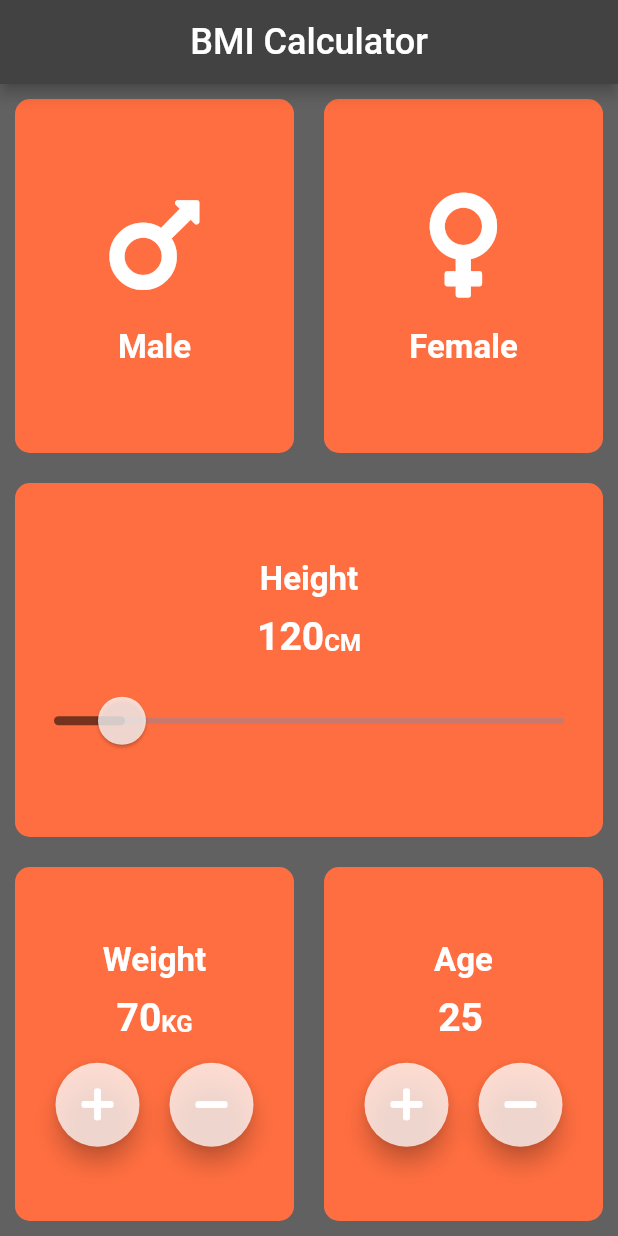
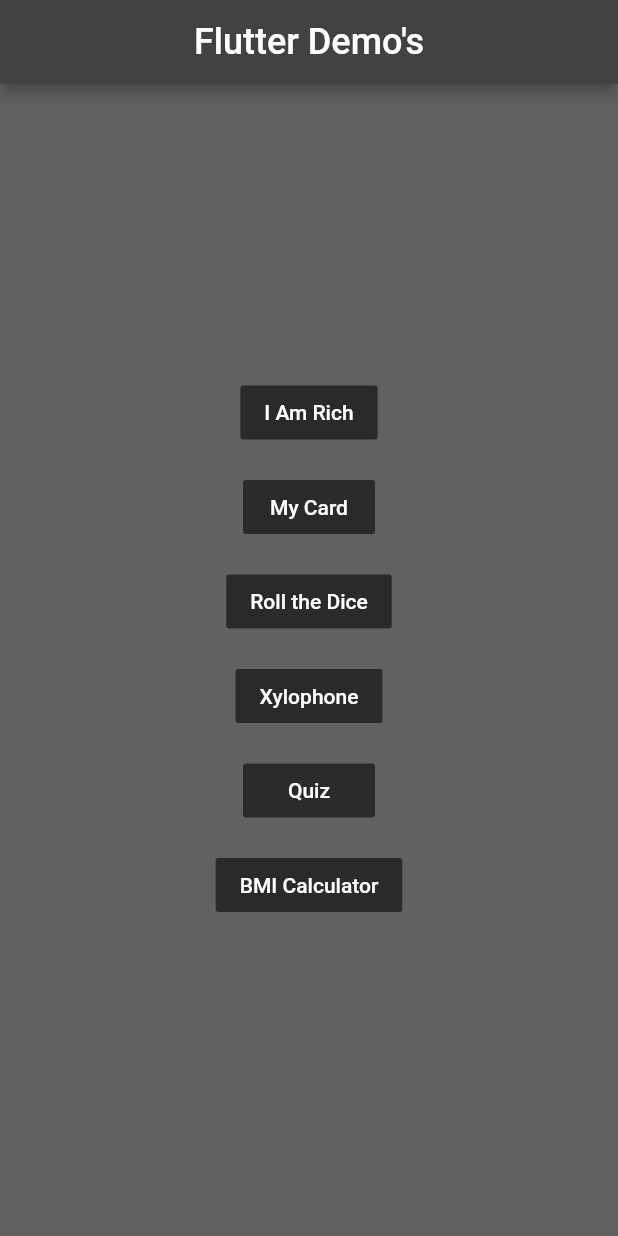
Before and after one commit to alphamarke/FlutterDemoApp, a Flutter app: the screen it shows after launch, on a phone screen of 412 x 824 dp. Run offline on Flutter 3.47's test engine with Material 2 defaults, Android fonts, the phone set to English and light mode, and no system bars; our stand-ins replace audioplayers, font_awesome_flutter, rflutter_alert.

Commit message:
Routing and BMI completion

```diff
--- a/lib/BMICalculator.dart
+++ b/lib/BMICalculator.dart
@@ -6,7 +6,7 @@ import 'package:font_awesome_flutter/font_awesome_flutter.dart';
 import 'MasterPage.dart';
 import 'Model/Gender.dart';
 
-Color buttonColor = Colors.white.withAlpha(450);
+Color buttonColor = Colors.black.withAlpha(400);
 
 class BMICalculator extends StatefulWidget {
   @override
--- /dev/null
+++ b/lib/Home.dart
@@ -0,0 +1,94 @@
+import 'dart:math';
+
+import 'package:flutter/cupertino.dart';
+import 'package:flutter/material.dart';
+import 'MasterPage.dart';
+
+Color buttonColor = Colors.black.withAlpha(400);
+
+class Home extends StatefulWidget {
+  @override
+  _HomeState createState() => _HomeState();
+}
+
+class _HomeState extends State<Home> {
+  @override
+  Widget build(BuildContext context) {
+    return new MasterPage(
+      appBarText: 'Flutter Demo\'s',
+      scaffoldBody: Container(
+        child: Center(
+          child: Container(
+            child: Column(
+              mainAxisSize: MainAxisSize.max,
+              mainAxisAlignment: MainAxisAlignment.center,
+              children: <Widget>[
+                FlatButton(
+                  color: buttonColor,
+                  child: Text('I Am Rich'),
+                  onPressed: () {
+                    Navigator.pushNamed(context, '/Rich');
+                  },
+                ),
+                SizedBox(
+                  height: 15.0,
+                ),
+                FlatButton(
+                  color: buttonColor,
+                  child: Text('My Card'),
+                  onPressed: () {
+                    Navigator.pushNamed(context, '/Card');
+                  },
+                ),
+                SizedBox(
+                  height: 15.0,
+                ),
+                FlatButton(
+                  color: buttonColor,
+                  child: Text('Roll the Dice'),
+                  onPressed: () {
+                    Navigator.pushNamed(context, '/Dice');
+                  },
+                ),
+                SizedBox(
+                  height: 15.0,
+                ),
+                FlatButton(
+                  color: buttonColor,
+                  child: Text('Xylophone'),
+                  onPressed: () {
+                    Navigator.pushNamed(context, '/Xylophone');
+                  },
+                ),
+                SizedBox(
+                  height: 15.0,
+                ),
+                FlatButton(
+                  color: buttonColor,
+                  child: Text('Quiz'),
+                  onPressed: () {
+                    Navigator.pushNamed(context, '/Quiz');
+                  },
+                ),
+                SizedBox(
+                  height: 15.0,
+                ),
+                FlatButton(
+                  color: buttonColor,
+                  child: Text('BMI Calculator'),
+                  onPressed: () {
+                    Navigator.pushNamed(context, '/BMI');
+                  },
+                ),
+                SizedBox(
+                  height: 15.0,
+                ),
+              ],
+            ),
+          ),
+        ),
+      ),
+      floatingActionButton: null,
+    );
+  }
+}
--- a/lib/main.dart
+++ b/lib/main.dart
@@ -1,16 +1,20 @@
-//import 'package:first_flutter_app/MyCard.dart';
+import 'package:first_flutter_app/BMICalculator.dart';
+import 'package:flutter_localizations/flutter_localizations.dart';
 import 'package:flutter/material.dart';
-//import 'Dice.dart';
-import 'BMICalculator.dart';
-//import 'QuizPage.dart';
-//import 'Xylophone.dart';
-//import 'FirstFlutter.dart';
+import 'package:flutter/cupertino.dart';
+import 'package:first_flutter_app/Dice.dart';
+import 'package:first_flutter_app/FirstFlutter.dart';
+import 'package:first_flutter_app/Home.dart';
+import 'package:first_flutter_app/MyCard.dart';
+import 'package:first_flutter_app/QuizPage.dart';
+import 'package:first_flutter_app/Xylophone.dart';
 
-//void main() => runApp((new FirstFlutter()));
-import 'package:flutter_localizations/flutter_localizations.dart';
-import 'package:flutter/cupertino.dart';
+void main() => runApp(FirstFlutterApp());
 
-void main() => runApp((MaterialApp(
+class FirstFlutterApp extends StatelessWidget {
+  @override
+  Widget build(BuildContext context) {
+    return (MaterialApp(
       localizationsDelegates: [
         GlobalMaterialLocalizations.delegate,
         GlobalWidgetsLocalizations.delegate,
@@ -23,5 +27,15 @@ void main() => runApp((MaterialApp(
         accentColor: Colors.deepOrange,
       ),
       debugShowCheckedModeBanner: false,
-      home: BMICalculator(),
-    )));
+      home: Home(),
+      routes: {
+        '/Rich': (context) => FirstFlutter(),
+        '/Card': (context) => MyCard(),
+        '/Dice': (context) => DicePage(),
+        '/Xylophone': (context) => Xylophone(),
+        '/Quiz': (context) => QuizPage(),
+        '/BMI': (context) => BMICalculator(),
+      },
+    ));
+  }
+}
```
